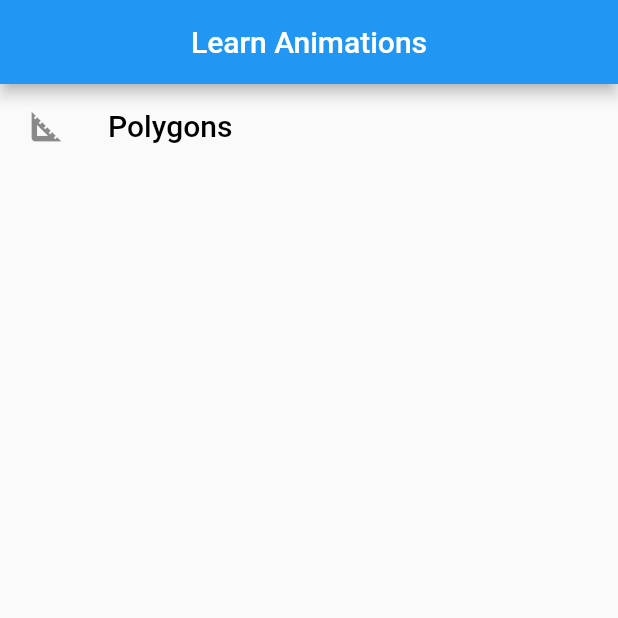
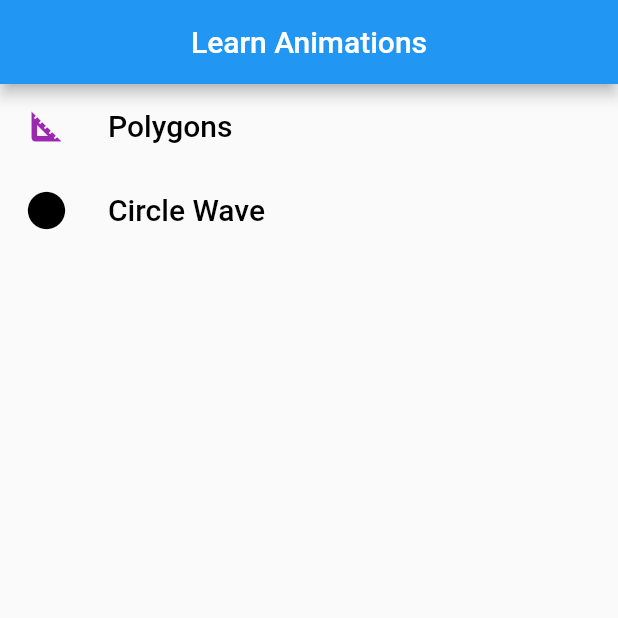
Before and after one commit to av153k/learn_animations, a Flutter app: the screen it shows after launch, on a phone screen of 412 x 824 dp, the top half of it. Run offline on Flutter 3.47's test engine with Material 2 defaults, Android fonts, the phone set to English and light mode, and no system bars.

Commit message:
Addec circle wave animations

```diff
--- a/lib/pages/home_page.dart
+++ b/lib/pages/home_page.dart
@@ -1,4 +1,5 @@
 import 'package:flutter/material.dart';
+import 'package:learn_animations/animations/circleWave/circle_wave.dart';
 import 'package:learn_animations/animations/painters/shape_painter.dart';
 import 'package:learn_animations/animations/polygons/polygons.dart';
 
@@ -38,6 +39,30 @@ class _HomePageState extends State<HomePage> {
             ),
             leading: Icon(
               Icons.square_foot_outlined,
+              color: Colors.purple,
+              size: 30,
+            ),
+          ),
+          ListTile(
+            onTap: () {
+              Navigator.push(
+                context,
+                MaterialPageRoute(
+                  builder: (context) => CircleWave(),
+                ),
+              );
+            },
+            title: Text(
+              "Circle Wave",
+              style: TextStyle(
+                color: Colors.black,
+                fontSize: 20,
+                fontWeight: FontWeight.w500,
+              ),
+            ),
+            leading: Icon(
+              Icons.circle,
+              color: Colors.black,
               size: 30,
             ),
           ),
```
Also changed, not shown: lib/animations/circleWave/circle_wave.dart (added, +87 -0 lines), lib/animations/circleWave/circle_wave_painter.dart (+26 -5 lines).
